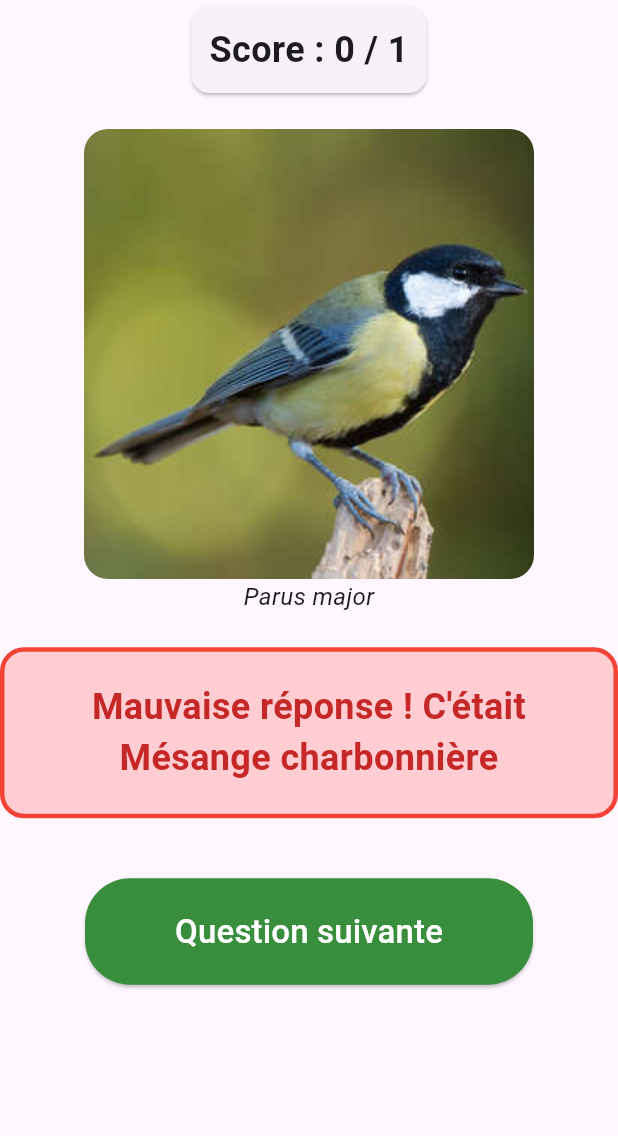
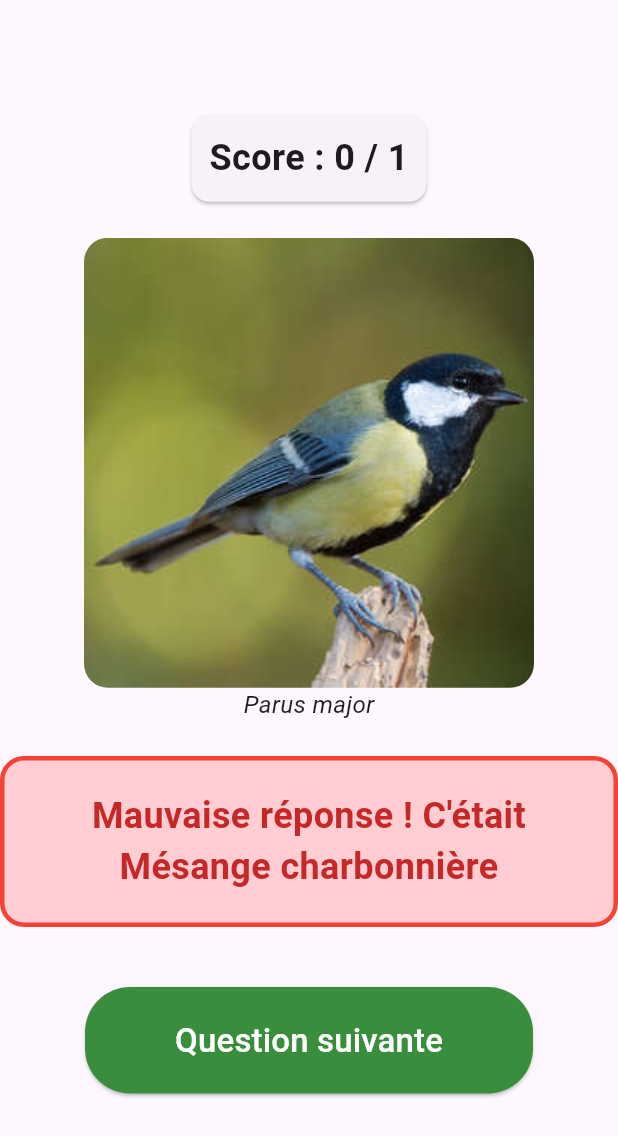
Before and after one commit to Hikikomori041/quiz_oiseaux, a Flutter app: the screen it shows after launch, after a tap on "Chevalier arlequin", on a phone screen of 412 x 824 dp. Shown: the top 1136 px of the screen. Run offline on Flutter 3.47's test engine with Material 3 defaults, Android fonts, the phone set to English and light mode, and no system bars; our stand-ins replace audioplayers, confetti.

Commit message:
fix n.874357

```diff
--- a/lib/main.dart
+++ b/lib/main.dart
@@ -180,8 +180,7 @@ class _QuizScreenState extends State<QuizScreen> {
     }
 
     return Scaffold(
-      extendBody: true,   // ← LIGNE 1 : obligatoire pour Android gesture navigation
-      body: SafeArea(     // ← LIGNE 2 : protège du notch + permet le extendBody proprement
+      body: Center(
         child: Column(
           mainAxisSize: MainAxisSize.min,
           children: [
@@ -224,16 +223,66 @@ class _QuizScreenState extends State<QuizScreen> {
 
             // const SizedBox(height: 30),
 
-            // ESPACE RÉSERVÉ POUR LES 4 BOUTONS (hauteur fixe 400px)
-            // → même quand ils sont cachés, l'espace reste → rien ne saute !
+            // ESPACE RÉSERVÉ POUR LES 4 BOUTONS OU LE RÉSULTAT (hauteur fixe 270px)
             SizedBox(
-              height: 270,  // ajuste si tu veux plus ou moins d'espace
+              height: 270,
               child: Center(
-                child: !answered
-                  ? Column(
+                child: answered
+                  ? Column(   // ← RÉSULTAT (seulement quand answered)
+                    mainAxisSize: MainAxisSize.min,
+                    children: [
+                      if (selectedAnswer == currentBirdName)
+                        Align(
+                          alignment: Alignment.topCenter,
+                          child: ConfettiWidget(
+                            confettiController: _confettiController,
+                            blastDirection: pi,
+                            emissionFrequency: 0.05,
+                            numberOfParticles: 80,
+                            gravity: 0.25,
+                            colors: const [Colors.green, Colors.yellow, Colors.orange, Colors.red, Colors.blue, Colors.purple],
+                            createParticlePath: drawStar,
+                            shouldLoop: false,
+                          ),
+                        ),
+
+                      Container(
+                        padding: const EdgeInsets.all(20),
+                        decoration: BoxDecoration(
+                          color: selectedAnswer == currentBirdName ? Colors.green[100] : Colors.red[100],
+                          borderRadius: BorderRadius.circular(16),
+                          border: Border.all(
+                            color: selectedAnswer == currentBirdName ? Colors.green : Colors.red,
+                            width: 3,
+                          ),
+                        ),
+                        child: Text(
+                          selectedAnswer == currentBirdName
+                              ? "Bonne réponse !"
+                              : "Mauvaise réponse ! C'était $currentBirdName",
+                          style: TextStyle(
+                            fontSize: 24,
+                            fontWeight: FontWeight.bold,
+                            color: selectedAnswer == currentBirdName ? Colors.green[800] : Colors.red[800],
+                          ),
+                          textAlign: TextAlign.center,
+                        ),
+                      ),
+                      const SizedBox(height: 40),
+                      ElevatedButton(
+                        style: ElevatedButton.styleFrom(
+                          backgroundColor: Colors.green[700],
+                          padding: const EdgeInsets.symmetric(horizontal: 60, vertical: 20),
+                          shape: RoundedRectangleBorder(borderRadius: BorderRadius.circular(30)),
+                        ),
+                        onPressed: newQuestion,
+                        child: const Text("Question suivante", style: TextStyle(fontSize: 22, color: Colors.white)),
+                      ),
+                    ],
+                  )
+                : Column(                                  // ← LES 4 BOUTONS (seulement quand !answered)
                     mainAxisAlignment: MainAxisAlignment.center,
                     children: options.map((option) {
-                      // On retrouve l'oiseau correspondant au nom dans les 4 sélectionnés
                       final birdData = selectedFour.firstWhere(
                         (b) => b['nom_fr'] == option,
                         orElse: () => {"type": "commun"},
@@ -258,76 +307,14 @@ class _QuizScreenState extends State<QuizScreen> {
                               shadowColor: buttonColor.withOpacity(0.7),
                             ),
                             onPressed: () => checkAnswer(option),
-                            child: Text(
-                              option,
-                              style: const TextStyle(fontSize: 20, fontWeight: FontWeight.bold),
-                            ),
+                            child: Text(option, style: const TextStyle(fontSize: 20, fontWeight: FontWeight.bold)),
                           ),
                         ),
                       );
                     }).toList(),
-                  )
-                : Column(
-                  mainAxisAlignment: MainAxisAlignment.center,
-                  children: [
-                    // Confettis (si bonne réponse)
-                    if (selectedAnswer == currentBirdName)
-                      Align(
-                        alignment: Alignment.topCenter,
-                        child: ConfettiWidget(
-                          confettiController: _confettiController,
-                          blastDirection: pi,
-                          emissionFrequency: 0.05,
-                          numberOfParticles: 80,
-                          gravity: 0.25,
-                          colors: const [Colors.green, Colors.yellow, Colors.orange, Colors.red, Colors.blue, Colors.purple],
-                          createParticlePath: drawStar,
-                          shouldLoop: false,
-                        ),
-                      ),
-
-                    // Message bonne/mauvaise réponse
-                    Container(
-                      padding: const EdgeInsets.all(20),
-                      decoration: BoxDecoration(
-                        color: selectedAnswer == currentBirdName ? Colors.green[100] : Colors.red[100],
-                        borderRadius: BorderRadius.circular(16),
-                        border: Border.all(
-                          color: selectedAnswer == currentBirdName ? Colors.green : Colors.red,
-                          width: 3,
-                        ),
-                      ),
-                      child: Text(
-                        selectedAnswer == currentBirdName
-                            ? "Bonne réponse !"
-                            : "Mauvaise réponse ! C'était $currentBirdName",
-                        style: TextStyle(
-                          fontSize: 24,
-                          fontWeight: FontWeight.bold,
-                          color: selectedAnswer == currentBirdName ? Colors.green[800] : Colors.red[800],
-                        ),
-                        textAlign: TextAlign.center,
-                      ),
-                    ),
-                    const SizedBox(height: 40),
-
-                    // Bouton Question suivante
-                    ElevatedButton(
-                      style: ElevatedButton.styleFrom(
-                        backgroundColor: Colors.green[700],
-                        padding: const EdgeInsets.symmetric(horizontal: 60, vertical: 20),
-                        shape: RoundedRectangleBorder(borderRadius: BorderRadius.circular(30)),
-                      ),
-                      onPressed: newQuestion,
-                      child: const Text("Question suivante", style: TextStyle(fontSize: 22, color: Colors.white)),
-                    ),
-                  ],
-                ),
+                  ),
               ),
             ),
-
-            // Espace dynamique qui suit EXACTEMENT la taille de la barre de navigation Android
-            SizedBox(height: MediaQuery.of(context).viewPadding.bottom + 40),
           ],
         ),
       ),
```
